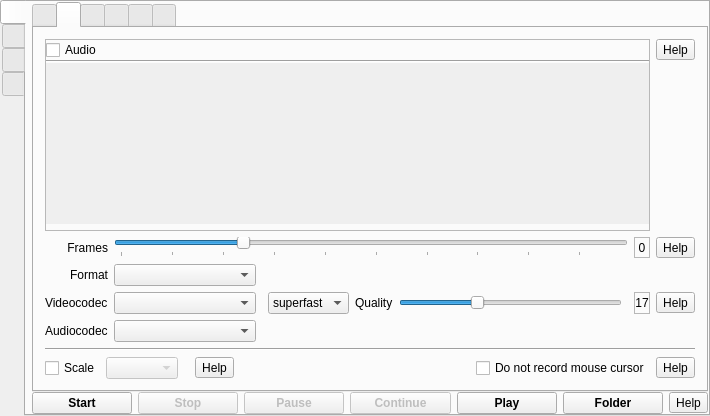
Old version of the form src/formMainWindow.ui in the repository vkohaupt/vokoscreenNG.
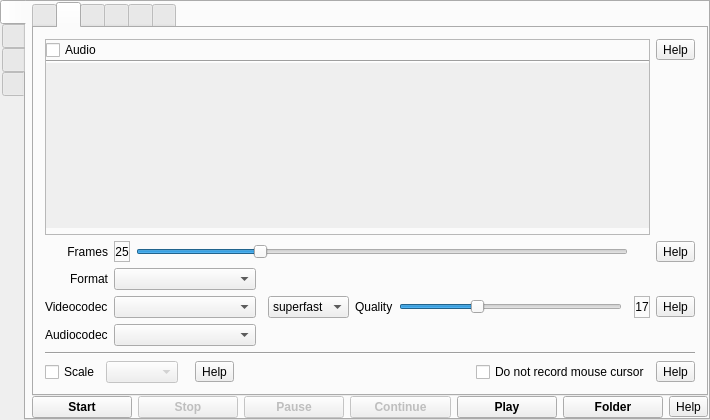
New version of the form. Icons and pictures are not drawn.

Commit message: Slider for frames

```diff
--- a/src/formMainWindow.ui
+++ b/src/formMainWindow.ui
@@ -7,7 +7,7 @@
     <x>0</x>
     <y>0</y>
     <width>710</width>
-    <height>416</height>
+    <height>420</height>
    </rect>
   </property>
   <property name="windowTitle">
@@ -614,7 +614,7 @@
                       <x>0</x>
                       <y>0</y>
                       <width>535</width>
-                      <height>80</height>
+                      <height>81</height>
                      </rect>
                     </property>
                     <layout class="QVBoxLayout" name="verticalLayoutAudioDevices">
@@ -868,7 +868,26 @@
               <item row="0" column="2" colspan="2">
                <layout class="QHBoxLayout" name="horizontalLayout_5">
                 <item>
-                 <widget class="QSlider" name="spinBoxFrames">
+                 <widget class="QLabel" name="labelFramesRates">
+                  <property name="frameShape">
+                   <enum>QFrame::StyledPanel</enum>
+                  </property>
+                  <property name="frameShadow">
+                   <enum>QFrame::Raised</enum>
+                  </property>
+                  <property name="text">
+                   <string>25</string>
+                  </property>
+                  <property name="alignment">
+                   <set>Qt::AlignCenter</set>
+                  </property>
+                  <property name="margin">
+                   <number>5</number>
+                  </property>
+                 </widget>
+                </item>
+                <item>
+                 <widget class="QSlider" name="sliderFrames">
                   <property name="minimum">
                    <number>1</number>
                   </property>
@@ -882,7 +901,7 @@
                    <enum>Qt::Horizontal</enum>
                   </property>
                   <property name="tickPosition">
-                   <enum>QSlider::TicksBelow</enum>
+                   <enum>QSlider::NoTicks</enum>
                   </property>
                  </widget>
                 </item>
@@ -905,25 +924,6 @@
                 </property>
                </widget>
               </item>
-              <item row="0" column="4">
-               <widget class="QLabel" name="labelFramesRates">
-                <property name="frameShape">
-                 <enum>QFrame::StyledPanel</enum>
-                </property>
-                <property name="frameShadow">
-                 <enum>QFrame::Raised</enum>
-                </property>
-                <property name="text">
-                 <string>0</string>
-                </property>
-                <property name="alignment">
-                 <set>Qt::AlignCenter</set>
-                </property>
-                <property name="margin">
-                 <number>5</number>
-                </property>
-               </widget>
-              </item>
               <item row="1" column="1">
                <widget class="QLabel" name="labelFormat">
                 <property name="text">
```
Left out of the diff: 2 changed lines with no effect on the pictures. The commit also changes 1 other file.
